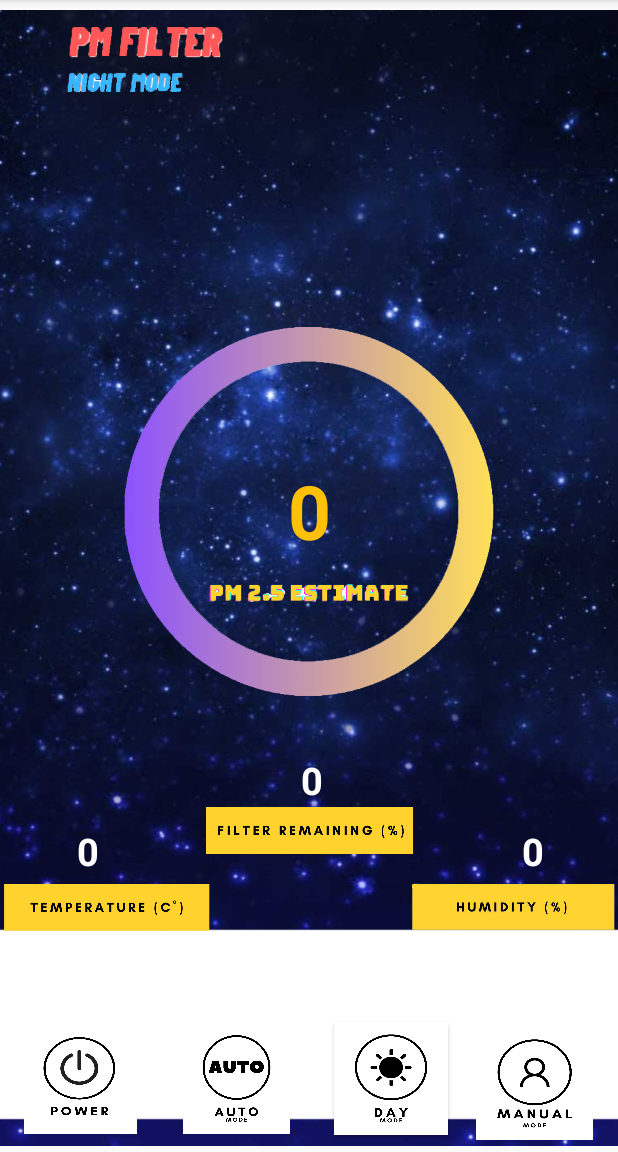
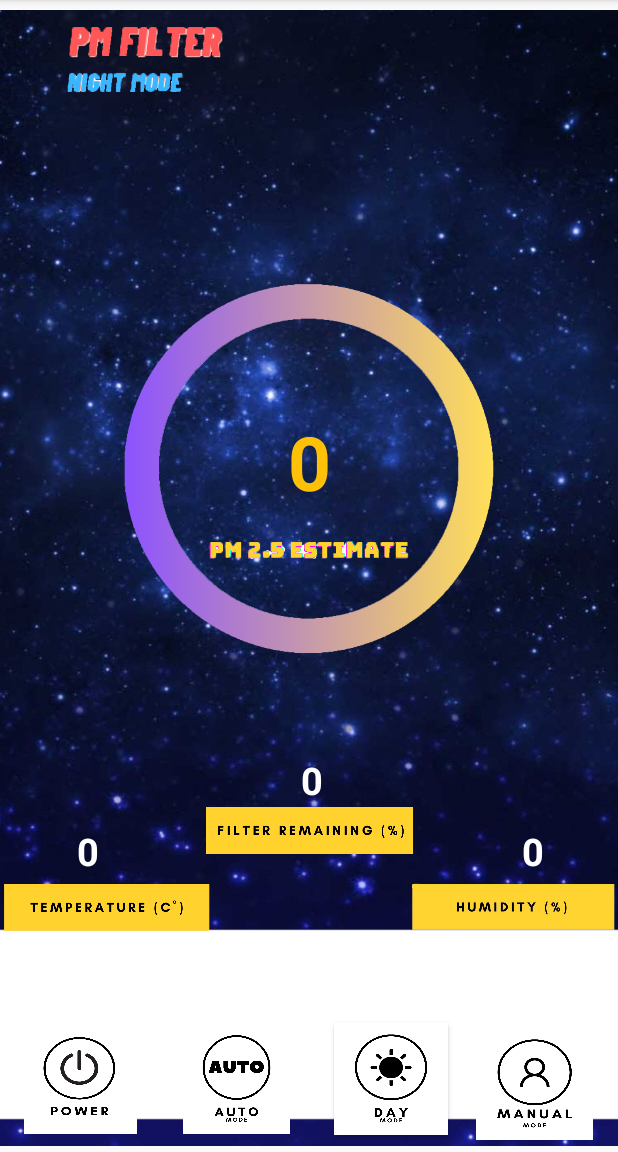
Before and after one commit to noppanutnop/25pm, an Android app: the Night screen opened directly, with no data from a screen before it, on a phone screen of 412 x 824 dp, the part 84-1236 px from its top. Run offline under Robolectric (Android 15) with nearby library versions, the light colour scheme and no system bars; our stand-ins replace Firebase (no records; nobody signed in at launch, a user with empty details on screens opened directly).

Commit message:
adjust layout app version 1.1

```diff
--- a/app/src/main/res/layout/activity_auto_page.xml
+++ b/app/src/main/res/layout/activity_auto_page.xml
@@ -89,7 +89,8 @@
     <ImageView
         android:id="@+id/imageView22"
         android:layout_width="285dp"
-        android:layout_height="607dp"
+        android:layout_height="500dp"
+        android:scaleType="centerInside"
         app:layout_constraintBottom_toBottomOf="parent"
         app:layout_constraintEnd_toEndOf="parent"
         app:layout_constraintHorizontal_bias="0.51"
--- a/app/src/main/res/layout/activity_day_page.xml
+++ b/app/src/main/res/layout/activity_day_page.xml
@@ -43,7 +43,8 @@
     <ImageView
         android:id="@+id/imageView11"
         android:layout_width="285dp"
-        android:layout_height="607dp"
+        android:layout_height="500dp"
+        android:scaleType="centerInside"
         android:layout_marginTop="4dp"
         app:layout_constraintEnd_toEndOf="parent"
         app:layout_constraintStart_toStartOf="parent"
@@ -62,7 +63,7 @@
         app:layout_constraintEnd_toEndOf="parent"
         app:layout_constraintStart_toStartOf="parent"
         app:layout_constraintTop_toTopOf="parent"
-        app:layout_constraintVertical_bias="0.481" />
+        app:layout_constraintVertical_bias="0.405" />
 
     <ImageView
         android:id="@+id/imageView17"
--- a/app/src/main/res/layout/activity_night_page.xml
+++ b/app/src/main/res/layout/activity_night_page.xml
@@ -73,7 +73,8 @@
     <ImageView
         android:id="@+id/imageView29"
         android:layout_width="285dp"
-        android:layout_height="607dp"
+        android:layout_height="500dp"
+        android:scaleType="centerInside"
         app:layout_constraintBottom_toBottomOf="parent"
         app:layout_constraintEnd_toEndOf="parent"
         app:layout_constraintStart_toStartOf="parent"
@@ -93,7 +94,7 @@
         app:layout_constraintEnd_toEndOf="parent"
         app:layout_constraintStart_toStartOf="parent"
         app:layout_constraintTop_toTopOf="parent"
-        app:layout_constraintVertical_bias="0.438" />
+        app:layout_constraintVertical_bias="0.391" />
 
     <TextView
         android:id="@+id/textViewNightRemain"
```
